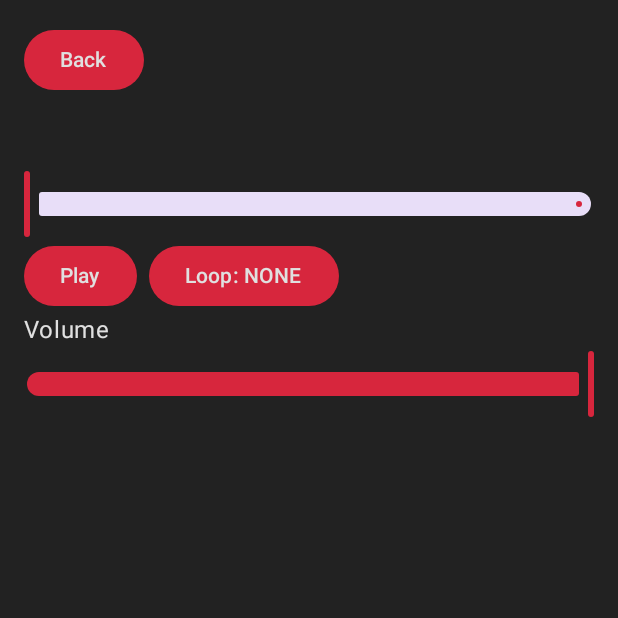
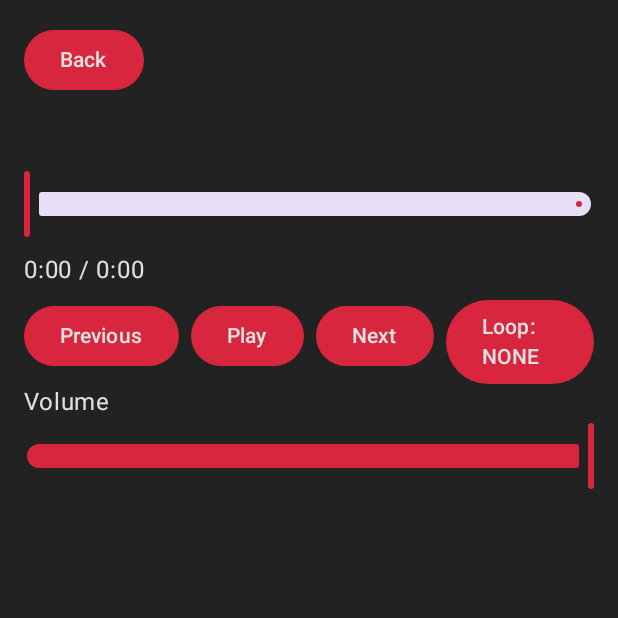
Before and after one commit to msallese22/Kotlin-Mp3-Player, an Android app built with Jetpack Compose: the PlayerScreen screen opened through its navigation route, on a phone screen of 412 x 824 dp, the top half of it. Run offline under Robolectric (Android 15) with nearby library versions, the phone set to English and light mode, and no system bars.

Commit message:
fixed where buttons go
buttons in good spots.

```diff
--- a/app/src/main/java/com/example/mycoolmusicplayer/HomeScreen.kt
+++ b/app/src/main/java/com/example/mycoolmusicplayer/HomeScreen.kt
@@ -1,7 +1,9 @@
 import androidx.compose.foundation.background
+import androidx.compose.foundation.clickable
 import androidx.compose.foundation.layout.*
 import androidx.compose.foundation.lazy.LazyColumn
 import androidx.compose.foundation.lazy.items
+import androidx.compose.material3.Button
 import androidx.compose.material3.HorizontalDivider
 import androidx.compose.material3.MaterialTheme
 import androidx.compose.material3.Text
@@ -25,14 +27,14 @@ import com.example.mycoolmusicplayer.ui.theme.JukeboxNeonBlue
 @Composable
 fun HomeScreen(
     songs: List<Song>,
-    onSongClick: (Song) -> Unit, playerViewModel: PlayerViewModel
+    onSongClick: (Song) -> Unit,
+    playerViewModel: PlayerViewModel,
+    onNowPlayingClick: () -> Unit
 ) {
     val currentlyPlayingSong by playerViewModel.currentSong.collectAsState()
+    val isPlaying by playerViewModel.isPlaying.collectAsState()
     Column(modifier = Modifier.fillMaxSize()) {
-        Row(
-
-        )
-        {
+        Row {
             Box(
                 modifier = Modifier
                     .fillMaxWidth()
@@ -44,7 +46,8 @@ fun HomeScreen(
                     Text(
                         text = "Now Playing: ${currentlyPlayingSong.title} - ${currentlyPlayingSong.artist}",
                         style = MaterialTheme.typography.titleLarge,
-                        color = JukeboxRed
+                        color = JukeboxRed,
+                        modifier = Modifier.clickable { onNowPlayingClick() }
                     )
                 } else {
                     Text(
@@ -55,21 +58,39 @@ fun HomeScreen(
                 }
             }
         }
-        Spacer(modifier = Modifier.height(8.dp))
+        // Row with the playback controls buttons!
         Row(
-
-        )
-        {
-            LazyColumn(modifier = Modifier
-                .fillMaxSize()
-                .padding(16.dp)) {
+            modifier = Modifier
+                .fillMaxWidth()
+                .padding(vertical = 8.dp),
+            horizontalArrangement = Arrangement.Center
+        ) {
+            Button(onClick = { playerViewModel.playPrevious() }) {
+                Text("Previous")
+            }
+            Spacer(Modifier.width(8.dp))
+            Button(onClick = {
+                if (isPlaying) playerViewModel.pause() else playerViewModel.resume()
+            }) {
+                Text(if (isPlaying) "Pause" else "Play") //nifty condensed else statement, recognizes if the song is playing or not.
+            }
+            Spacer(Modifier.width(8.dp))
+            Button(onClick = { playerViewModel.playNext() }) {
+                Text("Next")
+            }
+        }
+        Spacer(modifier = Modifier.height(8.dp)) //giving my buttons some room to breathe.
+        Row {
+            LazyColumn(
+                modifier = Modifier
+                    .fillMaxSize()
+                    .padding(16.dp)
+            ) {
                 items(songs) { song ->
-                    JukeboxSongCard(song = song) { onSongClick(song) }
+                    JukeboxSongCard(song = song, playerViewModel = playerViewModel) { onSongClick(song) }
                     HorizontalDivider()
                 }
             }
-        }
-
-
+        } //now all the songs can live in harmony in a list. click it to go to it and play it.
     }
 }
--- a/app/src/main/java/com/example/mycoolmusicplayer/MainActivity.kt
+++ b/app/src/main/java/com/example/mycoolmusicplayer/MainActivity.kt
@@ -35,13 +35,17 @@ class MainActivity : ComponentActivity() {
         super.onCreate(savedInstanceState)
         setContent {
             MyCoolMusicPlayerTheme {
+                //setting the material surface so it knows to apply the theme
                 Surface(
                     modifier = Modifier.fillMaxSize(),
                     color = MaterialTheme.colorScheme.background
                 ){
+                    //about to tell it we need the navController and PlayerViewModel up in here. these give it purpose and functionality! I wish real life was this simple.
                     val playerViewModel: PlayerViewModel = viewModel()
                     val navController = rememberNavController()
 
+                    //without getSongs, there are no songs to get!
+                    //then we need to set it after we get it.
                     val songs = getSongs()
                     playerViewModel.setSongs(songs)
 
@@ -54,8 +58,12 @@ class MainActivity : ComponentActivity() {
                                     playerViewModel.playSong(song)
                                     navController.navigate("player")
                                 },
-                                playerViewModel = playerViewModel
-
+                                playerViewModel = playerViewModel,
+                                onNowPlayingClick = {
+                                    if (playerViewModel.currentSong.value.title.isNotEmpty()) {
+                                        navController.navigate("player")
+                                    }
+                                }
                             )
                         }
                         composable("player") {
@@ -79,6 +87,7 @@ class MainActivity : ComponentActivity() {
         }
     }
 
+    //retrieving the songs from the device's media storage! if there isn't anything in it, then it says "oh, okay" and doesn't do anything.
     fun getSongs(): List<Song> {
         val songs = mutableListOf<Song>()
         val projection = arrayOf(
@@ -98,12 +107,14 @@ class MainActivity : ComponentActivity() {
             sortOrder
         )
 
+        //cursor iterates through the results, and if something is there, it adds it up to the list!
         cursor?.use {
             val idColumn = it.getColumnIndexOrThrow(MediaStore.Audio.Media._ID)
             val titleColumn = it.getColumnIndexOrThrow(MediaStore.Audio.Media.TITLE)
             val artistColumn = it.getColumnIndexOrThrow(MediaStore.Audio.Media.ARTIST)
             val durationColumn = it.getColumnIndexOrThrow(MediaStore.Audio.Media.DURATION)
 
+            //going through the cursor and finding each song's details. moving 'it' to the next item.
             while (it.moveToNext()) {
                 val id = it.getLong(idColumn)
                 val title = it.getString(titleColumn)
@@ -115,5 +126,6 @@ class MainActivity : ComponentActivity() {
         }
         return songs
     }
+    //return what is found.
 
 }
--- a/app/src/main/java/com/example/mycoolmusicplayer/PlayerScreen.kt
+++ b/app/src/main/java/com/example/mycoolmusicplayer/PlayerScreen.kt
@@ -32,11 +32,24 @@ fun PlayerScreen(
             onValueChange = { viewModel.seekTo(it.toLong()) },
             valueRange = 0f..duration.toFloat()
         )
+            Text(
+                text = "${viewModel.formatDurationUs(position * 1000)} / ${viewModel.formatDurationUs(duration * 1000)}",
+                modifier = Modifier.padding(vertical = 8.dp)
+            )
         Row {
+            Button(onClick = { viewModel.playPrevious() }) {
+                Text("Previous")
+            }
+            Spacer(Modifier.width(8.dp))
             Button(onClick = { if (isPlaying) viewModel.pause() else viewModel.resume() }) {
                 Text(if (isPlaying) "Pause" else "Play")
             }
             Spacer(Modifier.width(8.dp))
+            Button(onClick = { viewModel.playNext() }) {
+                Text("Next")
+            }
+            Spacer(Modifier.width(8.dp))
+            Row{
                 Button(onClick = {
                     val next = when (loopMode) {
                         LoopMode.NONE -> LoopMode.ONE
@@ -48,6 +61,8 @@ fun PlayerScreen(
                     Text("Loop: $loopMode")
                 }
             }
+        }
+
         // Volume control
         Text("Volume")
         Slider(
--- a/app/src/main/java/com/example/mycoolmusicplayer/PlayerViewModel.kt
+++ b/app/src/main/java/com/example/mycoolmusicplayer/PlayerViewModel.kt
@@ -10,7 +10,6 @@ import androidx.media3.common.Player
 import androidx.media3.exoplayer.ExoPlayer
 import kotlinx.coroutines.flow.MutableStateFlow
 import kotlinx.coroutines.flow.StateFlow
-import kotlinx.coroutines.flow.map
 import kotlinx.coroutines.launch
 
 
@@ -32,10 +31,9 @@ class PlayerViewModel(application: Application) : AndroidViewModel(application)
     private val _currentSong = MutableStateFlow(Song(Uri.EMPTY, "", "", 0L)) // so it knows it'll change
     val currentSong: StateFlow<Song> = _currentSong
 
-    private val _songs = MutableStateFlow<List<Song>>(emptyList())
-    val songs: StateFlow<List<Song>> = _songs
+    private val _songs = MutableStateFlow<List<Song>>(emptyList())//it's a mutable state flow of a LIST, so it can be changed or observed. so it knows if it has stuff or no stuff.
 
-    private var currentIndex = -1
+    private var currentIndex = -1 //song we are currently playing, if it's -1, then nothing is playing atm.
 
 
     init {
@@ -102,12 +100,35 @@ class PlayerViewModel(application: Application) : AndroidViewModel(application)
         super.onCleared() //and then clear that viewModel like a toilet flush
     }
 
+    //setting up the songs to be in the player, then we can play them and have a party.
     fun setSongs(songs: List<Song>) {
         _songs.value = songs
         val mediaItems = songs.map { MediaItem.fromUri(it.uri) }
         exoPlayer.setMediaItems(mediaItems)
         exoPlayer.prepare()
         currentIndex = -1
+    }
+
+    //gets the index of the current song, adds 1 to it to play the nxt
+    fun playNext() {
+        val songsList = _songs.value
+        if (songsList.isNotEmpty()) {
+            val nextIndex = (currentIndex + 1).coerceAtMost(songsList.lastIndex)
+            if (nextIndex != currentIndex) {
+                playSong(songsList[nextIndex])
+            }
+        }
+    }
+
+    //gets index of current song, subtracts 1 from it to play the previous
+    fun playPrevious() {
+        val songsList = _songs.value
+        if (songsList.isNotEmpty()) {
+            val prevIndex = (currentIndex - 1).coerceAtLeast(0)
+            if (prevIndex != currentIndex) {
+                playSong(songsList[prevIndex])
+            }
+        }
     }
 
     fun formatDurationUs(durationUs: Long): String {
--- a/app/src/main/java/com/example/mycoolmusicplayer/Song.kt
+++ b/app/src/main/java/com/example/mycoolmusicplayer/Song.kt
@@ -2,6 +2,7 @@ package com.example.mycoolmusicplayer
 
 import android.net.Uri
 
+//it's a data class, it holds data about the songs. this way, any time I call "Song" it remembers what that means and is and has.
 data class Song(
     val uri: Uri,
     val title: String,
```
Also changed, not shown: app/src/main/java/com/example/mycoolmusicplayer/JukeboxSongCard.kt (+7 -1 lines). Lines whose indentation alone changed are shown as unchanged.
